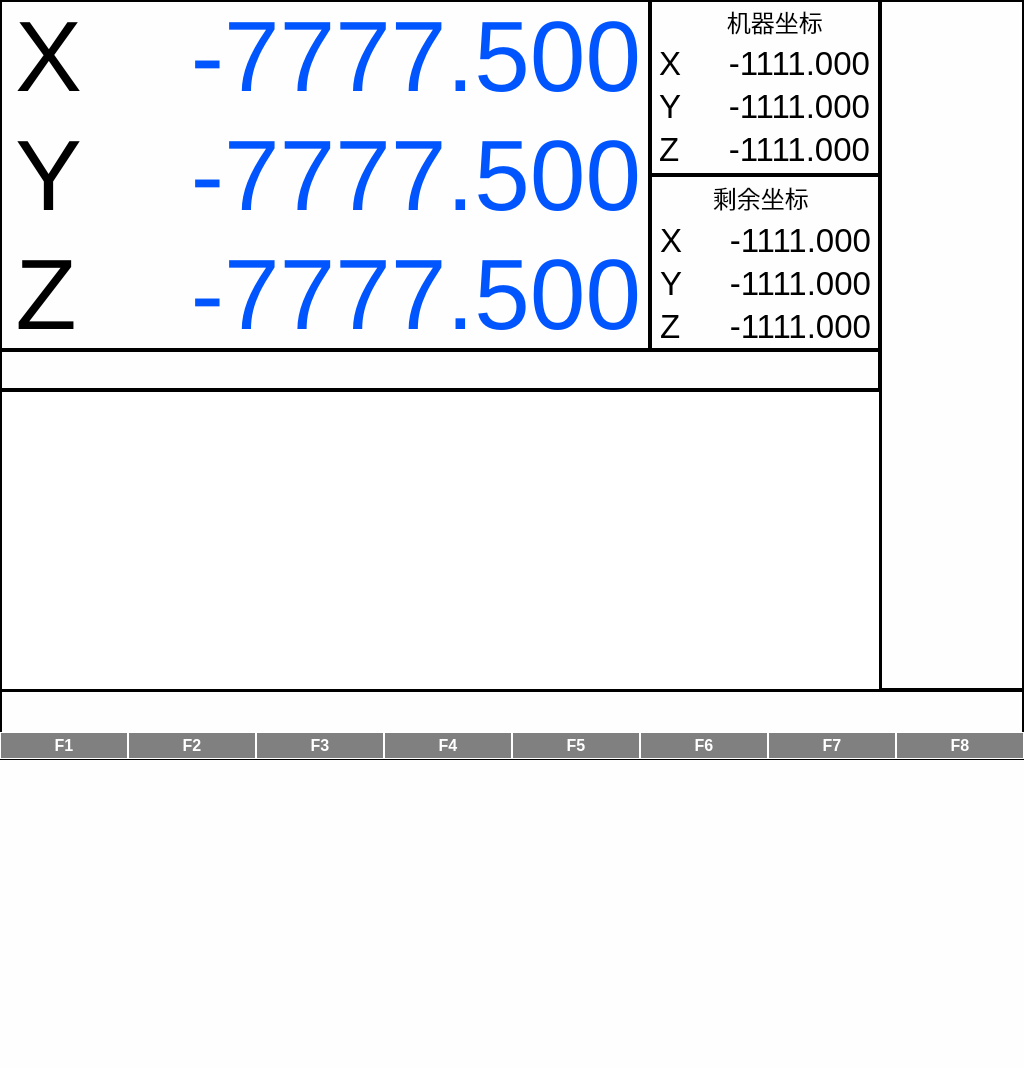
This is maininterface.ui in taiyuankejizhu/SparkZNC as Qt 5 draws it before an edit. The edited form follows.
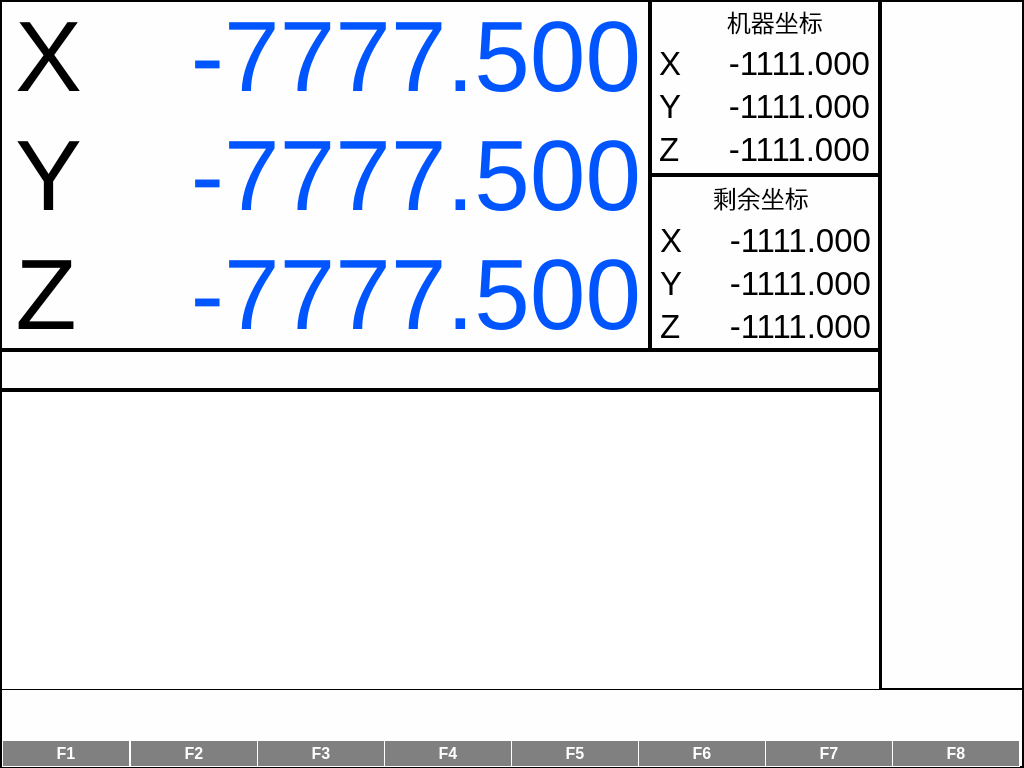
This is the edited form.

Diff of the .ui file:
```diff
--- a/maininterface.ui
+++ b/maininterface.ui
@@ -7,7 +7,7 @@
     <x>0</x>
     <y>0</y>
     <width>1024</width>
-    <height>1068</height>
+    <height>768</height>
    </rect>
   </property>
   <property name="palette">
@@ -1214,9 +1214,9 @@
    <property name="geometry">
     <rect>
      <x>0</x>
-     <y>690</y>
+     <y>688</y>
      <width>1024</width>
-     <height>70</height>
+     <height>80</height>
     </rect>
    </property>
    <property name="frameShape">
@@ -1231,7 +1231,7 @@
       <x>0</x>
       <y>0</y>
       <width>1021</width>
-      <height>41</height>
+      <height>51</height>
      </rect>
     </property>
     <layout class="QHBoxLayout" name="horizontalLayout">
@@ -1244,8 +1244,8 @@
     <property name="geometry">
      <rect>
       <x>0</x>
-      <y>40</y>
-      <width>1026</width>
+      <y>50</y>
+      <width>1021</width>
       <height>31</height>
      </rect>
     </property>
@@ -1253,16 +1253,7 @@
      <property name="spacing">
       <number>0</number>
      </property>
-     <property name="leftMargin">
-      <number>0</number>
-     </property>
-     <property name="topMargin">
-      <number>2</number>
-     </property>
-     <property name="rightMargin">
-      <number>0</number>
-     </property>
-     <property name="bottomMargin">
+     <property name="margin">
       <number>2</number>
      </property>
      <item>
@@ -1270,7 +1261,7 @@
        <property name="minimumSize">
         <size>
          <width>128</width>
-         <height>0</height>
+         <height>27</height>
         </size>
        </property>
        <property name="palette">
@@ -1718,7 +1709,7 @@
        <property name="minimumSize">
         <size>
          <width>128</width>
-         <height>0</height>
+         <height>27</height>
         </size>
        </property>
        <property name="palette">
@@ -2166,7 +2157,7 @@
        <property name="minimumSize">
         <size>
          <width>128</width>
-         <height>0</height>
+         <height>27</height>
         </size>
        </property>
        <property name="palette">
@@ -2617,7 +2608,7 @@
        <property name="minimumSize">
         <size>
          <width>128</width>
-         <height>0</height>
+         <height>27</height>
         </size>
        </property>
        <property name="palette">
@@ -3065,7 +3056,7 @@
        <property name="minimumSize">
         <size>
          <width>128</width>
-         <height>0</height>
+         <height>27</height>
         </size>
        </property>
        <property name="palette">
@@ -3513,7 +3504,7 @@
        <property name="minimumSize">
         <size>
          <width>128</width>
-         <height>0</height>
+         <height>27</height>
         </size>
        </property>
        <property name="palette">
@@ -3958,10 +3949,16 @@
      </item>
      <item>
       <widget class="QLabel" name="label_23">
+       <property name="sizePolicy">
+        <sizepolicy hsizetype="Preferred" vsizetype="Preferred">
+         <horstretch>0</horstretch>
+         <verstretch>0</verstretch>
+        </sizepolicy>
+       </property>
        <property name="minimumSize">
         <size>
          <width>128</width>
-         <height>0</height>
+         <height>27</height>
         </size>
        </property>
        <property name="palette">
@@ -4409,7 +4406,7 @@
        <property name="minimumSize">
         <size>
          <width>128</width>
-         <height>0</height>
+         <height>27</height>
         </size>
        </property>
        <property name="palette">
```
